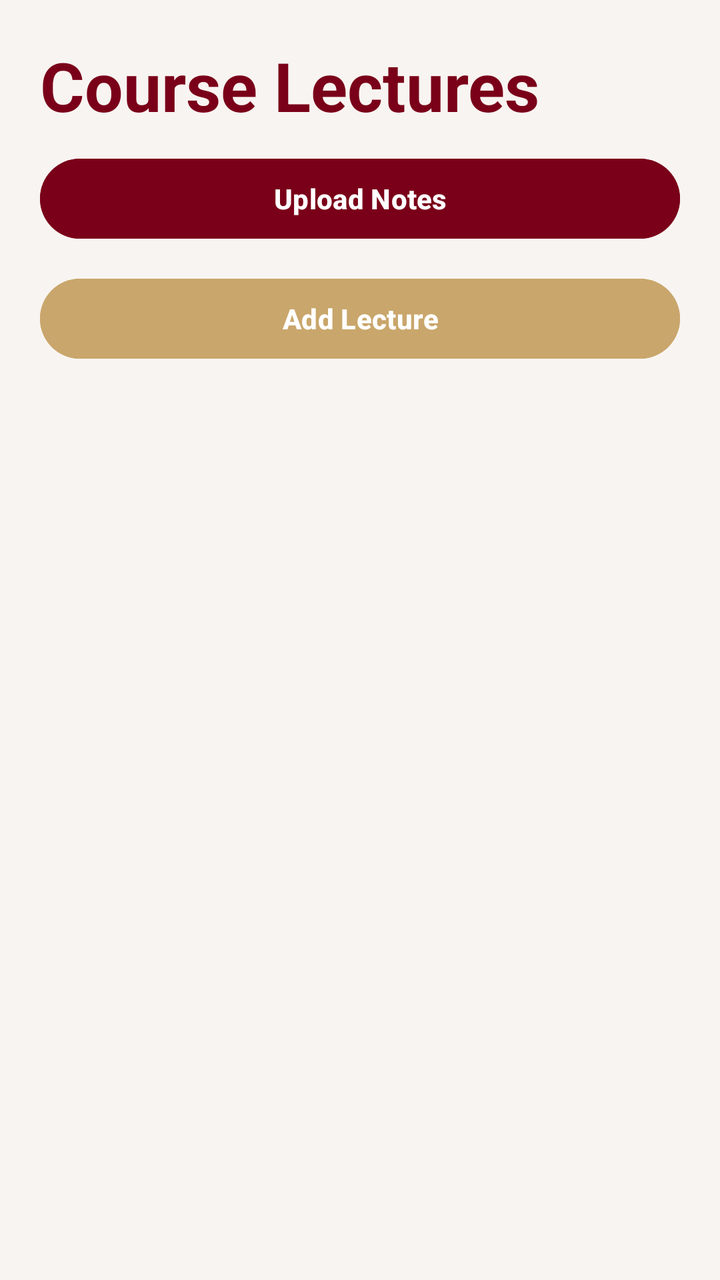
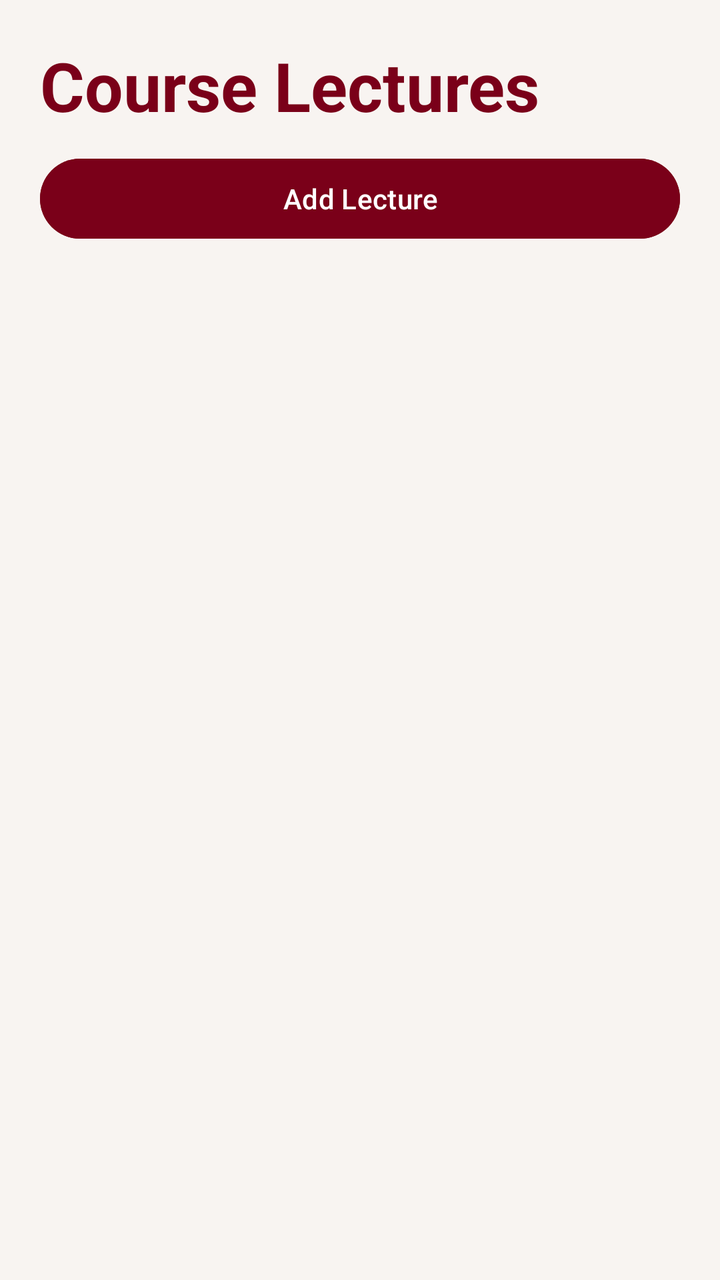

The first picture is an Android layout as it rendered before a commit; the second is the same layout after the commit. The layout source and the unified diff follow.
<!-- AndroidManifest.xml: application theme Theme.AUBStudyNotesApp -->
<!-- res/layout/activity_lectures.xml -->
<?xml version="1.0" encoding="utf-8"?>
<ScrollView xmlns:android="http://schemas.android.com/apk/res/android"
    android:layout_width="match_parent"
    android:layout_height="match_parent"
    android:background="#F8F4F1">

    <LinearLayout
        android:id="@+id/lectureContainer"
        android:layout_width="match_parent"
        android:layout_height="wrap_content"
        android:orientation="vertical"
        android:padding="20dp">

        <TextView
            android:layout_width="wrap_content"
            android:layout_height="wrap_content"
            android:text="Course Lectures"
            android:textSize="34sp"
            android:textStyle="bold"
            android:textColor="#7A0019"
            android:layout_marginBottom="10dp"/>

        <Button
            android:id="@+id/btnUpload"
            android:layout_width="match_parent"
            android:layout_height="wrap_content"
            android:text="Upload Notes"
            android:textStyle="bold"
            android:textColor="#FFFFFF"
            android:backgroundTint="#7A0019"
            android:layout_marginBottom="12dp"/>

        <Button
            android:id="@+id/btnAddLecture"
            android:layout_width="match_parent"
            android:layout_height="wrap_content"
            android:text="Add Lecture"
            android:textStyle="bold"
            android:textColor="#FFFFFF"
            android:backgroundTint="#C9A66B"
            android:layout_marginBottom="25dp"/>

    </LinearLayout>

</ScrollView>
<!-- resources referenced by this layout -->
<resources>
  <style name="Theme.AUBStudyNotesApp" parent="Base.Theme.AUBStudyNotesApp" />
  <style name="Base.Theme.AUBStudyNotesApp" parent="Theme.Material3.DayNight.NoActionBar">
          
          
      </style>
</resources>

<!-- the commit's change to res/layout/activity_lectures.xml (unified diff, before → after) -->
@@ -1,45 +1,48 @@
 <?xml version="1.0" encoding="utf-8"?>
-<ScrollView xmlns:android="http://schemas.android.com/apk/res/android"
+<LinearLayout xmlns:android="http://schemas.android.com/apk/res/android"
     android:layout_width="match_parent"
     android:layout_height="match_parent"
-    android:background="#F8F4F1">
+    android:orientation="vertical"
+    android:background="#F8F4F1"
+    android:padding="20dp">
 
-    <LinearLayout
-        android:id="@+id/lectureContainer"
+    <TextView
+        android:id="@+id/txtCourseName"
+        android:layout_width="wrap_content"
+        android:layout_height="wrap_content"
+        android:text="Course Lectures"
+        android:textSize="34sp"
+        android:textStyle="bold"
+        android:textColor="#7A0019"
+        android:layout_marginBottom="10dp"/>
+
+    <Button
+        android:id="@+id/btnAddLecture"
         android:layout_width="match_parent"
         android:layout_height="wrap_content"
-        android:orientation="vertical"
-        android:padding="20dp">
+        android:text="Add Lecture"
+        android:textColor="#FFFFFF"
+        android:backgroundTint="#7A0019"
+        android:layout_marginBottom="16dp"/>
 
-        <TextView
-            android:layout_width="wrap_content"
-            android:layout_height="wrap_content"
-            android:text="Course Lectures"
-            android:textSize="34sp"
-            android:textStyle="bold"
-            android:textColor="#7A0019"
-            android:layout_marginBottom="10dp"/>
+    <ProgressBar
+        android:id="@+id/progressBar"
+        android:layout_width="wrap_content"
+        android:layout_height="wrap_content"
+        android:layout_gravity="center"
+        android:visibility="gone"/>
 
-        <Button
-            android:id="@+id/btnUpload"
+    <ScrollView
+        android:layout_width="match_parent"
+        android:layout_height="0dp"
+        android:layout_weight="1">
+
+        <LinearLayout
+            android:id="@+id/lectureContainer"
             android:layout_width="match_parent"
             android:layout_height="wrap_content"
-            android:text="Upload Notes"
-            android:textStyle="bold"
-            android:textColor="#FFFFFF"
-            android:backgroundTint="#7A0019"
-            android:layout_marginBottom="12dp"/>
+            android:orientation="vertical"/>
 
-        <Button
-            android:id="@+id/btnAddLecture"
-            android:layout_width="match_parent"
-            android:layout_height="wrap_content"
-            android:text="Add Lecture"
-            android:textStyle="bold"
-            android:textColor="#FFFFFF"
-            android:backgroundTint="#C9A66B"
-            android:layout_marginBottom="25dp"/>
+    </ScrollView>
 
-    </LinearLayout>
-
-</ScrollView>
+</LinearLayout>
